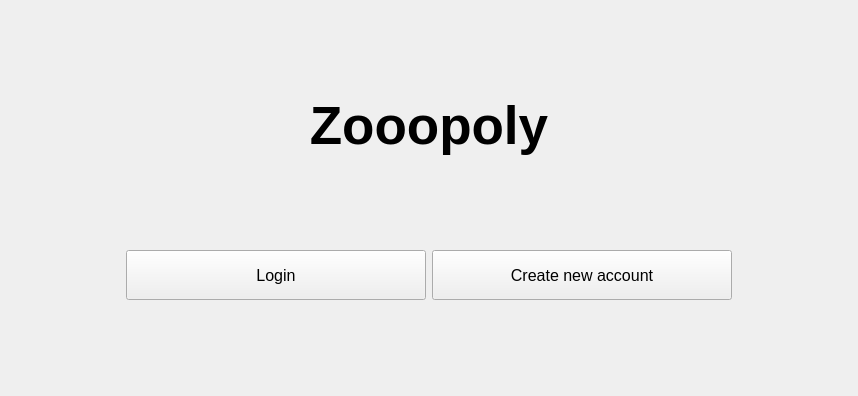
The window that UI/mainScreen.ui (Sp1riting/A-Level-Coursework) describes before a commit, drawn with Qt 5.
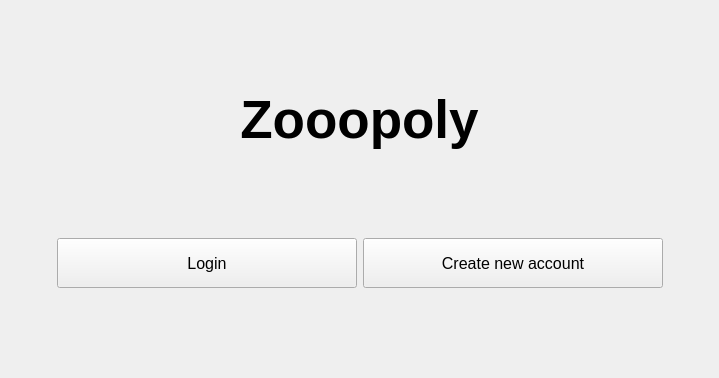
The same window after the commit.

Commit message: made UI changes, and a main menu UI

What changed in the file:
```diff
--- a/UI/mainScreen.ui
+++ b/UI/mainScreen.ui
@@ -6,8 +6,8 @@
    <rect>
     <x>0</x>
     <y>0</y>
-    <width>858</width>
-    <height>396</height>
+    <width>719</width>
+    <height>378</height>
    </rect>
   </property>
   <property name="windowTitle">
```
The commit also changes 7 other files.
